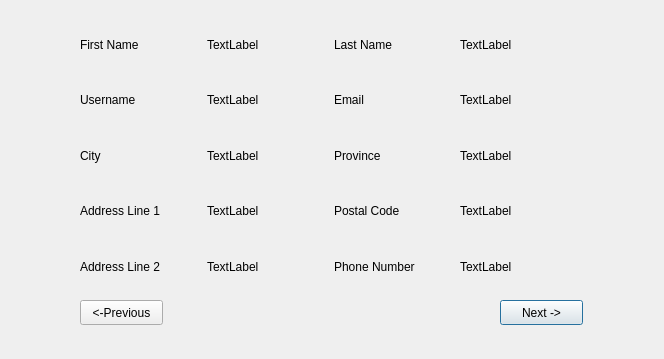
First picture: the form in CUACS/detailedclientview.ui, repository davidNguyenCU/3004cuACS, before the edit.
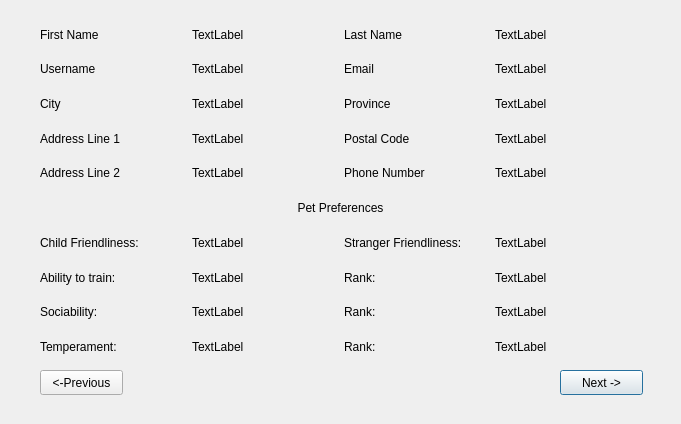
Second picture: the form after the edit.

The edit to the form file:
```diff
--- a/CUACS/detailedclientview.ui
+++ b/CUACS/detailedclientview.ui
@@ -6,8 +6,8 @@
    <rect>
     <x>0</x>
     <y>0</y>
-    <width>664</width>
-    <height>359</height>
+    <width>681</width>
+    <height>424</height>
    </rect>
   </property>
   <property name="windowTitle">
@@ -16,8 +16,8 @@
   <widget class="QPushButton" name="nextBtn">
    <property name="geometry">
     <rect>
-     <x>500</x>
-     <y>300</y>
+     <x>560</x>
+     <y>370</y>
      <width>83</width>
      <height>25</height>
     </rect>
@@ -29,8 +29,8 @@
   <widget class="QPushButton" name="previousBtn">
    <property name="geometry">
     <rect>
-     <x>80</x>
-     <y>300</y>
+     <x>40</x>
+     <y>370</y>
      <width>83</width>
      <height>25</height>
     </rect>
@@ -42,13 +42,27 @@
   <widget class="QWidget" name="gridLayoutWidget">
    <property name="geometry">
     <rect>
-     <x>80</x>
+     <x>40</x>
      <y>20</y>
-     <width>501</width>
-     <height>271</height>
+     <width>601</width>
+     <height>341</height>
     </rect>
    </property>
    <layout class="QGridLayout" name="gridLayout">
+    <item row="6" column="2">
+     <widget class="QLabel" name="label_8">
+      <property name="text">
+       <string>Stranger Friendliness:</string>
+      </property>
+     </widget>
+    </item>
+    <item row="7" column="0">
+     <widget class="QLabel" name="label_9">
+      <property name="text">
+       <string>Ability to train:</string>
+      </property>
+     </widget>
+    </item>
     <item row="1" column="0">
      <widget class="QLabel" name="label_3">
       <property name="text">
@@ -189,6 +203,114 @@
       </property>
      </widget>
     </item>
+    <item row="5" column="0" colspan="4">
+     <widget class="QLabel" name="label_4">
+      <property name="text">
+       <string>Pet Preferences</string>
+      </property>
+      <property name="alignment">
+       <set>Qt::AlignCenter</set>
+      </property>
+     </widget>
+    </item>
+    <item row="8" column="2">
+     <widget class="QLabel" name="label_12">
+      <property name="text">
+       <string>Rank:</string>
+      </property>
+     </widget>
+    </item>
+    <item row="7" column="2">
+     <widget class="QLabel" name="label_10">
+      <property name="text">
+       <string>Rank:</string>
+      </property>
+     </widget>
+    </item>
+    <item row="6" column="0">
+     <widget class="QLabel" name="label_7">
+      <property name="text">
+       <string>Child Friendliness: </string>
+      </property>
+     </widget>
+    </item>
+    <item row="8" column="0">
+     <widget class="QLabel" name="label_11">
+      <property name="text">
+       <string>Sociability:</string>
+      </property>
+     </widget>
+    </item>
+    <item row="9" column="0">
+     <widget class="QLabel" name="label_13">
+      <property name="text">
+       <string>Temperament:</string>
+      </property>
+     </widget>
+    </item>
+    <item row="9" column="2">
+     <widget class="QLabel" name="label_15">
+      <property name="text">
+       <string>Rank:</string>
+      </property>
+     </widget>
+    </item>
+    <item row="6" column="1">
+     <widget class="QLabel" name="childLbl">
+      <property name="text">
+       <string>TextLabel</string>
+      </property>
+     </widget>
+    </item>
+    <item row="7" column="1">
+     <widget class="QLabel" name="trainLbl">
+      <property name="text">
+       <string>TextLabel</string>
+      </property>
+     </widget>
+    </item>
+    <item row="8" column="1">
+     <widget class="QLabel" name="socLbl">
+      <property name="text">
+       <string>TextLabel</string>
+      </property>
+     </widget>
+    </item>
+    <item row="9" column="1">
+     <widget class="QLabel" name="tempLbl">
+      <property name="text">
+       <string>TextLabel</string>
+      </property>
+     </widget>
+    </item>
+    <item row="6" column="3">
+     <widget class="QLabel" name="strangeLbl">
+      <property name="text">
+       <string>TextLabel</string>
+      </property>
+     </widget>
+    </item>
+    <item row="7" column="3">
+     <widget class="QLabel" name="trainRank">
+      <property name="text">
+       <string>TextLabel</string>
+      </property>
+     </widget>
+    </item>
+    <item row="8" column="3">
+     <widget class="QLabel" name="socRank">
+      <property name="text">
+       <string>TextLabel</string>
+      </property>
+     </widget>
+    </item>
+    <item row="9" column="3">
+     <widget class="QLabel" name="tempRank">
+      <property name="text">
+       <string>TextLabel</string>
+      </property>
+     </widget>
+    </item>
    </layout>
   </widget>
  </widget>
```
